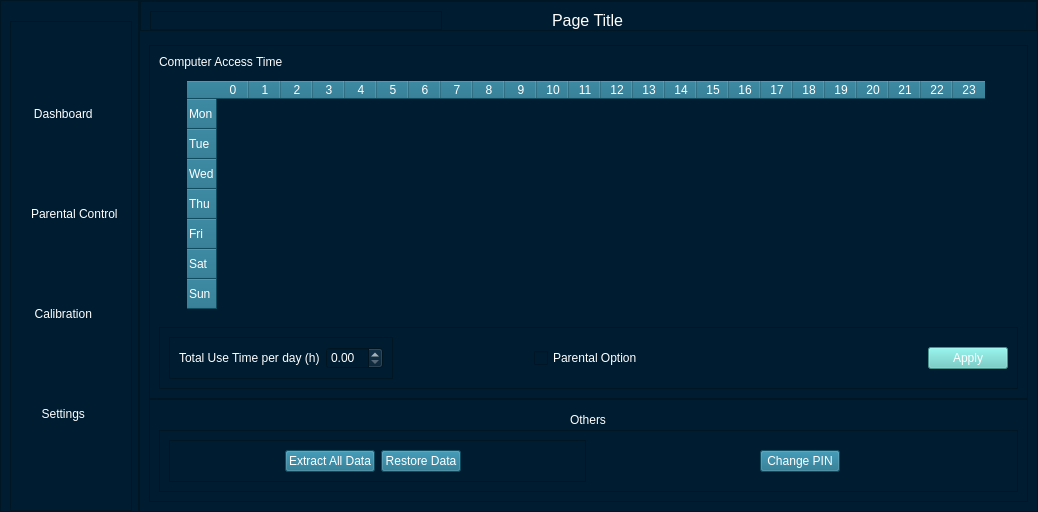
The window that Designer/MainWindow.ui (Soon156/AlignPosition) describes before a commit, drawn with Qt 5.
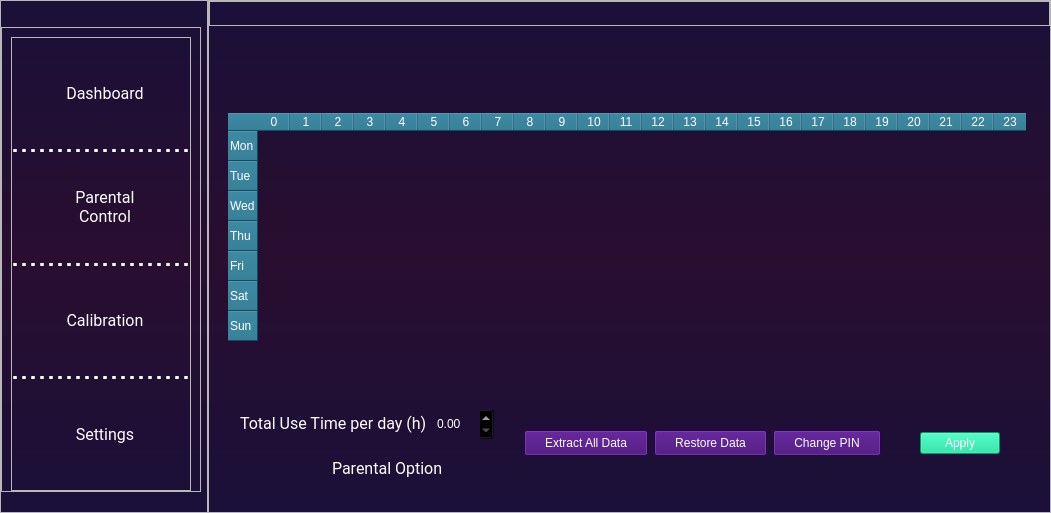
The same window after the commit. The open tabs and pages were chosen to show the change. Icons and pictures are not drawn.

What changed in the file:
```diff
--- a/Designer/MainWindow.ui
+++ b/Designer/MainWindow.ui
@@ -6,8 +6,8 @@
    <rect>
     <x>0</x>
     <y>0</y>
-    <width>1038</width>
-    <height>512</height>
+    <width>1051</width>
+    <height>513</height>
    </rect>
   </property>
   <property name="windowTitle">
@@ -18,13 +18,18 @@
     <normaloff>:/icon/logo.ico</normaloff>:/icon/logo.ico</iconset>
   </property>
   <property name="styleSheet">
-   <string notr="true">background-color: rgb(0, 28, 48);
-color: rgb(255, 255, 255);</string>
+   <string notr="true">#widget {background-color: qlineargradient(x1:0 y1:0, x2:0 y2:1, stop:0 rgb(26, 16, 57), stop:0.5 rgb(41, 14, 47), stop:1 rgb(26, 16, 57))}
+
+</string>
   </property>
   <property name="unifiedTitleAndToolBarOnMac">
    <bool>false</bool>
   </property>
   <widget class="QWidget" name="widget">
+   <property name="styleSheet">
+    <string notr="true">color: white;
+font-family: &quot;Roboto&quot;, sans-serif;</string>
+   </property>
    <layout class="QHBoxLayout" name="horizontalLayout_2">
     <property name="spacing">
      <number>0</number>
@@ -53,16 +58,19 @@
        <enum>QFrame::Raised</enum>
       </property>
       <layout class="QVBoxLayout" name="verticalLayout_9">
+       <property name="leftMargin">
+        <number>0</number>
+       </property>
        <property name="topMargin">
-        <number>0</number>
+        <number>6</number>
        </property>
        <property name="rightMargin">
         <number>6</number>
        </property>
        <property name="bottomMargin">
-        <number>0</number>
+        <number>20</number>
        </property>
-       <item>
+       <item alignment="Qt::AlignLeft">
         <widget class="QLabel" name="logo_with_title_lbl">
          <property name="sizePolicy">
           <sizepolicy hsizetype="Preferred" vsizetype="Fixed">
@@ -74,100 +82,312 @@
           <string/>
          </property>
          <property name="pixmap">
-          <pixmap resource="resource.qrc">:/icon/little_logo.png</pixmap>
-         </property>
-         <property name="alignment">
-          <set>Qt::AlignCenter</set>
+          <pixmap resource="resource.qrc">:/icon/new-title-resize.png</pixmap>
          </property>
         </widget>
        </item>
        <item>
-        <widget class="QFrame" name="frame_4">
+        <widget class="QFrame" name="frame">
+         <property name="styleSheet">
+          <string notr="true">QPushButton {
+	background-color: transparent;
+}
+
+QPushButton:hover {
+background-color: transparent;
+}
+
+QPushButton:pressed{
+background-color: transparent;}</string>
+         </property>
          <property name="frameShape">
           <enum>QFrame::StyledPanel</enum>
          </property>
          <property name="frameShadow">
           <enum>QFrame::Raised</enum>
          </property>
-         <layout class="QVBoxLayout" name="verticalLayout_7">
-          <item alignment="Qt::AlignLeft">
-           <widget class="QPushButton" name="dashboard_btn">
-            <property name="text">
-             <string>  Dashboard</string>
+         <layout class="QVBoxLayout" name="verticalLayout_11">
+          <property name="bottomMargin">
+           <number>0</number>
+          </property>
+          <item>
+           <widget class="QFrame" name="frame1">
+            <property name="styleSheet">
+             <string notr="true">QFrame {background: rgba(46, 2, 102, 0.5);
+border-radius: 25px;
+};
+
+</string>
             </property>
-            <property name="icon">
-             <iconset resource="resource.qrc">
-              <normaloff>:/icon/icons8-dashboard-layout-48.png</normaloff>:/icon/icons8-dashboard-layout-48.png</iconset>
+            <property name="frameShape">
+             <enum>QFrame::StyledPanel</enum>
             </property>
-            <property name="iconSize">
-             <size>
-              <width>25</width>
-              <height>25</height>
-             </size>
+            <property name="frameShadow">
+             <enum>QFrame::Raised</enum>
             </property>
-            <property name="flat">
-             <bool>true</bool>
-            </property>
-           </widget>
-          </item>
-          <item alignment="Qt::AlignLeft">
-           <widget class="QPushButton" name="parental_btn">
-            <property name="text">
-             <string>  Parental Control</string>
-            </property>
-            <property name="icon">
-             <iconset resource="resource.qrc">
-              <normaloff>:/icon/icons8-switches-48.png</normaloff>:/icon/icons8-switches-48.png</iconset>
-            </property>
-            <property name="iconSize">
-             <size>
-              <width>25</width>
-              <height>25</height>
-             </size>
-            </property>
-            <property name="flat">
-             <bool>true</bool>
-            </property>
-           </widget>
-          </item>
-          <item alignment="Qt::AlignLeft">
-           <widget class="QPushButton" name="calibrate_btn">
-            <property name="text">
-             <string>  Calibration</string>
-            </property>
-            <property name="icon">
-             <iconset resource="resource.qrc">
-              <normaloff>:/icon/icons8-tasks-48.png</normaloff>:/icon/icons8-tasks-48.png</iconset>
-            </property>
-            <property name="iconSize">
-             <size>
-              <width>25</width>
-              <height>25</height>
-             </size>
-            </property>
-            <property name="flat">
-             <bool>true</bool>
-            </property>
-           </widget>
-          </item>
-          <item alignment="Qt::AlignLeft">
-           <widget class="QPushButton" name="settings_btn">
-            <property name="text">
-             <string>  Settings</string>
-            </property>
-            <property name="icon">
-             <iconset resource="resource.qrc">
-              <normaloff>:/icon/icons8-setting-48.png</normaloff>:/icon/icons8-setting-48.png</iconset>
-            </property>
-            <property name="iconSize">
-             <size>
-              <width>25</width>
-              <height>25</height>
-             </size>
-            </property>
-            <property name="flat">
-             <bool>true</bool>
-            </property>
+            <layout class="QVBoxLayout" name="verticalLayout_8">
+             <property name="spacing">
+              <number>0</number>
+             </property>
+             <property name="leftMargin">
+              <number>0</number>
+             </property>
+             <property name="topMargin">
+              <number>0</number>
+             </property>
+             <property name="rightMargin">
+              <number>0</number>
+             </property>
+             <property name="bottomMargin">
+              <number>0</number>
+             </property>
+             <item>
+              <widget class="QWidget" name="a_2" native="true">
+               <property name="sizePolicy">
+                <sizepolicy hsizetype="MinimumExpanding" vsizetype="MinimumExpanding">
+                 <horstretch>0</horstretch>
+                 <verstretch>0</verstretch>
+                </sizepolicy>
+               </property>
+               <property name="styleSheet">
+                <string notr="true"/>
+               </property>
+               <layout class="QHBoxLayout" name="horizontalLayout_28">
+                <property name="spacing">
+                 <number>0</number>
+                </property>
+                <property name="leftMargin">
+                 <number>0</number>
+                </property>
+                <property name="topMargin">
+                 <number>0</number>
+                </property>
+                <property name="rightMargin">
+                 <number>0</number>
+                </property>
+                <property name="bottomMargin">
+                 <number>0</number>
+                </property>
+                <item>
+                 <widget class="QPushButton" name="dashboard_btn_2">
+                  <property name="font">
+                   <font>
+                    <family>Roboto</family>
+                    <pointsize>12</pointsize>
+                   </font>
+                  </property>
+                  <property name="text">
+                   <string>  Dashboard</string>
+                  </property>
+                  <property name="icon">
+                   <iconset resource="resource.qrc">
+                    <normaloff>:/icon/icons8-dashboard-layout-48.png</normaloff>:/icon/icons8-dashboard-layout-48.png</iconset>
+                  </property>
+                  <property name="iconSize">
+                   <size>
+                    <width>30</width>
+                    <height>30</height>
+                   </size>
+                  </property>
+                  <property name="flat">
+                   <bool>true</bool>
+                  </property>
+                 </widget>
+                </item>
+               </layout>
+              </widget>
+             </item>
+             <item>
+              <widget class="Line" name="line_4">
+               <property name="styleSheet">
+                <string notr="true">border: 3px dotted white;</string>
+               </property>
+               <property name="orientation">
+                <enum>Qt::Horizontal</enum>
+               </property>
+              </widget>
+             </item>
+             <item>
+              <widget class="QWidget" name="d_2" native="true">
+               <property name="sizePolicy">
+                <sizepolicy hsizetype="MinimumExpanding" vsizetype="MinimumExpanding">
+                 <horstretch>0</horstretch>
+                 <verstretch>0</verstretch>
+                </sizepolicy>
+               </property>
+               <layout class="QHBoxLayout" name="horizontalLayout_31">
+                <property name="spacing">
+                 <number>0</number>
+                </property>
+                <property name="leftMargin">
+                 <number>0</number>
+                </property>
+                <property name="topMargin">
+                 <number>0</number>
+                </property>
+                <property name="rightMargin">
+                 <number>0</number>
+                </property>
+                <property name="bottomMargin">
+                 <number>0</number>
+                </property>
+                <item>
+                 <widget class="QPushButton" name="parental_btn_2">
+                  <property name="font">
+                   <font>
+                    <family>Roboto</family>
+                    <pointsize>12</pointsize>
+                   </font>
+                  </property>
+                  <property name="text">
+                   <string>  Parental
+  Control</string>
+                  </property>
+                  <property name="icon">
+                   <iconset resource="resource.qrc">
+                    <normaloff>:/icon/icons8-switches-48.png</normaloff>:/icon/icons8-switches-48.png</iconset>
+                  </property>
+                  <property name="iconSize">
+                   <size>
+                    <width>25</width>
+                    <height>25</height>
+                   </size>
+                  </property>
+                  <property name="flat">
+                   <bool>true</bool>
+                  </property>
+                 </widget>
+                </item>
+               </layout>
+              </widget>
+             </item>
+             <item>
+              <widget class="Line" name="line_6">
+               <property name="styleSheet">
+                <string notr="true">border: 3px dotted white;</string>
+               </property>
+               <property name="orientation">
+                <enum>Qt::Horizontal</enum>
+               </property>
+              </widget>
+             </item>
+             <item>
+              <widget class="QWidget" name="b_2" native="true">
+               <property name="sizePolicy">
+                <sizepolicy hsizetype="MinimumExpanding" vsizetype="MinimumExpanding">
+                 <horstretch>0</horstretch>
+                 <verstretch>0</verstretch>
+                </sizepolicy>
+               </property>
+               <layout class="QHBoxLayout" name="horizontalLayout_32">
+                <property name="spacing">
+                 <number>0</number>
+                </property>
+                <property name="leftMargin">
+                 <number>0</number>
+                </property>
+                <property name="topMargin">
+                 <number>0</number>
+                </property>
+                <property name="rightMargin">
+                 <number>0</number>
+                </property>
+                <property name="bottomMargin">
+                 <number>0</number>
+                </property>
+                <item>
+                 <widget class="QPushButton" name="calibrate_btn_2">
+                  <property name="font">
+                   <font>
+                    <family>Roboto</family>
+                    <pointsize>12</pointsize>
+                   </font>
+                  </property>
+                  <property name="text">
+                   <string>  Calibration</string>
+                  </property>
+                  <property name="icon">
+                   <iconset resource="resource.qrc">
+                    <normaloff>:/icon/icons8-tasks-48.png</normaloff>:/icon/icons8-tasks-48.png</iconset>
+                  </property>
+                  <property name="iconSize">
+                   <size>
+                    <width>25</width>
+                    <height>25</height>
+                   </size>
+                  </property>
+                  <property name="flat">
+                   <bool>true</bool>
+                  </property>
+                 </widget>
+                </item>
+               </layout>
+              </widget>
+             </item>
+             <item>
+              <widget class="Line" name="line_7">
+               <property name="styleSheet">
+                <string notr="true">border: 3px dotted white;</string>
+               </property>
+               <property name="orientation">
+                <enum>Qt::Horizontal</enum>
+               </property>
+              </widget>
+             </item>
+             <item>
+              <widget class="QWidget" name="c_2" native="true">
+               <property name="sizePolicy">
+                <sizepolicy hsizetype="MinimumExpanding" vsizetype="MinimumExpanding">
+                 <horstretch>0</horstretch>
+                 <verstretch>0</verstretch>
+                </sizepolicy>
+               </property>
+               <layout class="QHBoxLayout" name="horizontalLayout_33">
+                <property name="spacing">
+                 <number>0</number>
+                </property>
+                <property name="leftMargin">
+                 <number>0</number>
+                </property>
+                <property name="topMargin">
+                 <number>0</number>
+                </property>
+                <property name="rightMargin">
+                 <number>0</number>
+                </property>
+                <property name="bottomMargin">
+                 <number>0</number>
+                </property>
+                <item>
+                 <widget class="QPushButton" name="settings_btn_2">
+                  <property name="font">
+                   <font>
+                    <family>Roboto</family>
+                    <pointsize>12</pointsize>
+                   </font>
+                  </property>
+                  <property name="text">
+                   <string>  Settings</string>
+                  </property>
+                  <property name="icon">
+                   <iconset resource="resource.qrc">
+                    <normaloff>:/icon/icons8-setting-48.png</normaloff>:/icon/icons8-setting-48.png</iconset>
+                  </property>
+                  <property name="iconSize">
+                   <size>
+                    <width>25</width>
+                    <height>25</height>
+                   </size>
+                  </property>
+                  <property name="flat">
+                   <bool>true</bool>
+                  </property>
+                 </widget>
+                </item>
+               </layout>
+              </widget>
+             </item>
+            </layout>
            </widget>
           </item>
          </layout>
@@ -215,28 +435,6 @@
           <property name="bottomMargin">
            <number>0</number>
           </property>
-          <item>
-           <widget class="QFrame" name="frame_5">
-            <property name="frameShape">
-             <enum>QFrame::StyledPanel</enum>
-            </property>
-            <property name="frameShadow">
-             <enum>QFrame::Raised</enum>
-            </property>
-           </widget>
-          </item>
-          <item alignment="Qt::AlignHCenter">
-           <widget class="QLabel" name="page_title_lbl">
-            <property name="font">
-             <font>
-              <pointsize>12</pointsize>
-             </font>
-            </property>
-            <property name="text">
-             <string>Page Title</string>
-            </property>
-           </widget>
-          </item>
           <item alignment="Qt::AlignRight|Qt::AlignTop">
            <widget class="QFrame" name="ActionFrame">
             <property name="styleSheet">
@@ -312,6 +510,9 @@
            <verstretch>0</verstretch>
           </sizepolicy>
          </property>
+         <property name="styleSheet">
+          <string notr="true">background-color: transparent;</string>
+         </property>
          <property name="currentIndex">
           <number>1</number>
          </property>
@@ -439,14 +640,14 @@
                      <number>0</number>
                     </property>
                     <item>
-                     <widget class="QFrame" name="frame">
+                     <widget class="QFrame" name="frame_8">
                       <property name="frameShape">
                        <enum>QFrame::StyledPanel</enum>
                       </property>
                       <property name="frameShadow">
                        <enum>QFrame::Raised</enum>
                       </property>
-                      <layout class="QHBoxLayout" name="horizontalLayout_28">
+                      <layout class="QHBoxLayout" name="horizontalLayout_15">
                        <property name="spacing">
                         <number>0</number>
                        </property>
@@ -496,15 +697,9 @@
                      </widget>
                     </item>
                     <item>
-                     <widget class="Line" name="line_4">
-                      <property name="minimumSize">
-                       <size>
-                        <width>120</width>
-                        <height>0</height>
-                       </size>
-                      </property>
+                     <widget class="Line" name="line_5">
                       <property name="styleSheet">
-                       <string notr="true">background-color: rgb(218, 255, 251);</string>
+                       <string notr="true">background: white;</string>
                       </property>
                       <property name="orientation">
                        <enum>Qt::Horizontal</enum>
@@ -594,12 +789,24 @@
              </property>
              <layout class="QVBoxLayout" name="verticalLayout_10">
               <property name="spacing">
-               <number>12</number>
+               <number>0</number>
               </property>
-              <item>
+              <item alignment="Qt::AlignLeft">
                <widget class="QLabel" name="table_lbl">
+                <property name="sizePolicy">
+                 <sizepolicy hsizetype="Preferred" vsizetype="Fixed">
+                  <horstretch>0</horstretch>
+                  <verstretch>0</verstretch>
+                 </sizepolicy>
+                </property>
                 <property name="text">
-                 <string>Computer Access Time</string>
+                 <string/>
+                </property>
+                <property name="pixmap">
+                 <pixmap resource="resource.qrc">:/icon/access-title-resize.png</pixmap>
+                </property>
+                <property name="scaledContents">
+                 <bool>false</bool>
                 </property>
                </widget>
               </item>
@@ -612,8 +819,8 @@
                  </size>
                 </property>
                 <property name="styleSheet">
-                 <string notr="true">QTableWidget { background-color: transparent; color: white;}
-QTableWidget QHeaderView::section { background-color: rgb(23, 107, 135); color: white;}
+                 <string notr="true">QTableWidget { background-color: transparent;}
+QTableWidget QHeaderView::section { background-color: rgb(23, 107, 135);}
 QTableWidget QTableCornerButton::section {background-color: rgb(23, 107, 135) }
 QTableWidget { border: none; }</string>
                 </property>
@@ -785,6 +992,12 @@
               </item>
               <item>
                <widget class="QFrame" name="TotalUsetimeFame">
+                <property name="sizePolicy">
+                 <sizepolicy hsizetype="Preferred" vsizetype="Fixed">
+                  <horstretch>0</horstretch>
+                  <verstretch>0</verstretch>
+                 </sizepolicy>
+                </property>
                 <property name="frameShape">
                  <enum>QFrame::StyledPanel</enum>
                 </property>
@@ -795,121 +1008,224 @@
                  <property name="spacing">
                   <number>0</number>
                  </property>
-                 <item alignment="Qt::AlignLeft">
-                  <widget class="QFrame" name="frame_6">
+                 <property name="leftMargin">
+                  <number>0</number>
+                 </property>
+                 <property name="topMargin">
+                  <number>0</number>
+                 </property>
+                 <property name="rightMargin">
+                  <number>0</number>
+                 </property>
+                 <property name="bottomMargin">
+                  <number>0</number>
+                 </property>
+                 <item>
+                  <widget class="QFrame" name="frame_4">
                    <property name="frameShape">
                     <enum>QFrame::StyledPanel</enum>
                    </property>
                    <property name="frameShadow">
                     <enum>QFrame::Raised</enum>
                    </property>
-                   <layout class="QHBoxLayout" name="horizontalLayout_12">
+                   <layout class="QVBoxLayout" name="verticalLayout_7">
                     <item>
-                     <widget class="QLabel" name="usetime_lbl">
+                     <widget class="QFrame" name="frame_6">
+                      <property name="sizePolicy">
+                       <sizepolicy hsizetype="Preferred" vsizetype="Fixed">
+                        <horstretch>0</horstretch>
+                        <verstretch>0</verstretch>
+                       </sizepolicy>
+                      </property>
+                      <property name="frameShape">
+                       <enum>QFrame::StyledPanel</enum>
+                      </property>
+                      <property name="frameShadow">
+                       <enum>QFrame::Raised</enum>
+                      </property>
+                      <layout class="QHBoxLayout" name="horizontalLayout_12">
+                       <property name="spacing">
+                        <number>0</number>
+                       </property>
+                       <property name="leftMargin">
+                        <number>0</number>
+                       </property>
+                       <property name="topMargin">
+                        <number>0</number>
+                       </property>
+                       <item>
+                        <widget class="QLabel" name="usetime_lbl">
+                         <property name="sizePolicy">
+                          <sizepolicy hsizetype="Preferred" vsizetype="Fixed">
+                           <horstretch>0</horstretch>
+                           <verstretch>0</verstretch>
+                          </sizepolicy>
+                         </property>
+                         <property name="font">
+                          <font>
+                           <family>Roboto</family>
+                           <pointsize>12</pointsize>
+                          </font>
+                         </property>
+                         <property name="text">
+                          <string>Total Use Time per day (h)</string>
+                         </property>
+                        </widget>
+                       </item>
+                       <item>
+                        <widget class="QDoubleSpinBox" name="usetime_box">
+                         <property name="styleSheet">
+                          <string notr="true">QDoubleSpinBox {
+	padding: 5px;
+}
+
+QDoubleSpinBox::up-button {
+    subcontrol-origin: border;
+    subcontrol-position: top right;
+    border-image: url(:/icon/icons8-up-48.png) 1;
+}
+
+QDoubleSpinBox::down-button {
+    subcontrol-origin: border;
+    subcontrol-position: bottom right;
+    border-image: url(:/icon/icons8-down-48.png) 1;
+}</string>
+                         </property>
+                        </widget>
+                       </item>
+                      </layout>
+                     </widget>
+                    </item>
+                    <item alignment="Qt::AlignHCenter">
+                     <widget class="QCheckBox" name="parental_box">
+                      <property name="font">
+                       <font>
+                        <family>Roboto</family>
+                        <pointsize>12</pointsize>
+                       </font>
+                      </property>
+                      <property name="styleSheet">
+                       <string notr="true">QCheckBox {
+    spacing: 10px;
+}
+
+QCheckBox::indicator {
+    width: 24px;
+    height: 24px;
+}
+
+QCheckBox::indicator:unchecked {
+    image: url(:/icon/icons8-toggle-off-48.png);
+}
+
+QCheckBox::indicator:checked {
+    image: url(:/icon/icons8-toggle-on-48.png);
+}
+</string>
+                      </property>
                       <property name="text">
-                       <string>Total Use Time per day (h)</string>
+                       <string>Parental Option</string>
                       </property>
                      </widget>
                     </item>
-                    <item>
-                     <widget class="QDoubleSpinBox" name="usetime_box"/>
-                    </item>
                    </layout>
                   </widget>
                  </item>
-                 <item alignment="Qt::AlignHCenter">
-                  <widget class="QCheckBox" name="parental_box">
-                   <property name="text">
-                    <string>Parental Option</string>
+                 <item>
+                  <widget class="QFrame" name="ButtonFrame_2">
+                   <property name="sizePolicy">
+                    <sizepolicy hsizetype="Preferred" vsizetype="Fixed">
+                     <horstretch>0</horstretch>
+                     <verstretch>0</verstretch>
+                    </sizepolicy>
                    </property>
-                  </widget>
-                 </item>
-                 <item alignment="Qt::AlignRight">
-                  <widget class="QPushButton" name="usetime_btn">
                    <property name="styleSheet">
-                    <string notr="true">background-color: rgb(100, 204, 197);</string>
+                    <string notr="true">QPushButton{
+background-color: #3b006e;
+padding: 5px 20px 5px 20px;
+}
+
+QPushButton:hover{
+background: #a200ff;
+}
+</string>
                    </property>
-                   <property name="text">
-                    <string>Apply</string>
-                   </property>
-                  </widget>
-                 </item>
-                </layout>
-               </widget>
-              </item>
-             </layout>
-            </widget>
-           </item>
-           <item>
-            <widget class="QFrame" name="OtherFrame">
-             <property name="frameShape">
-              <enum>QFrame::StyledPanel</enum>
-             </property>
-             <property name="frameShadow">
-              <enum>QFrame::Raised</enum>
-             </property>
-             <layout class="QVBoxLayout" name="verticalLayout_13">
-              <property name="spacing">
-               <number>0</number>
-              </property>
-              <item alignment="Qt::AlignHCenter">
-               <widget class="QLabel" name="other_lbl">
-                <property name="text">
-                 <string>Others</string>
-                </property>
-               </widget>
-              </item>
-              <item>
-               <widget class="QFrame" name="ButtonFrame_2">
-                <property name="frameShape">
-                 <enum>QFrame::StyledPanel</enum>
-                </property>
-                <property name="frameShadow">
-                 <enum>QFrame::Raised</enum>
-                </property>
-                <layout class="QHBoxLayout" name="horizontalLayout_14">
-                 <item>
-                  <widget class="QFrame" name="DataFrame">
                    <property name="frameShape">
                     <enum>QFrame::StyledPanel</enum>
                    </property>
                    <property name="frameShadow">
                     <enum>QFrame::Raised</enum>
                    </property>
-                   <layout class="QHBoxLayout" name="horizontalLayout_11">
-                    <item alignment="Qt::AlignRight">
+                   <layout class="QHBoxLayout" name="horizontalLayout_14">
+                    <property name="topMargin">
+                     <number>0</number>
+                    </property>
+                    <property name="bottomMargin">
+                     <number>0</number>
+                    </property>
+                    <item>
                      <widget class="QPushButton" name="exct_data_btn">
+                      <property name="sizePolicy">
+                       <sizepolicy hsizetype="Fixed" vsizetype="Fixed">
+                        <horstretch>0</horstretch>
+                        <verstretch>0</verstretch>
+                       </sizepolicy>
+                      </property>
                       <property name="styleSheet">
-                       <string notr="true">background-color: rgb(23, 107, 135);</string>
+                       <string notr="true"/>
                       </property>
                       <property name="text">
                        <string>Extract All Data</string>
                       </property>
                      </widget>
                     </item>
-                    <item alignment="Qt::AlignLeft">
+                    <item>
                      <widget class="QPushButton" name="restore_btn">
                       <property name="enabled">
                        <bool>true</bool>
                       </property>
+                      <property name="sizePolicy">
+                       <sizepolicy hsizetype="Fixed" vsizetype="Fixed">
+                        <horstretch>0</horstretch>
+                        <verstretch>0</verstretch>
+                       </sizepolicy>
+                      </property>
                       <property name="styleSheet">
-                       <string notr="true">background-color: rgb(23, 107, 135);</string>
+                       <string notr="true"/>
                       </property>
                       <property name="text">
                        <string>Restore Data</string>
                       </property>
                      </widget>
                     </item>
+                    <item>
+                     <widget class="QPushButton" name="changePIN_btn">
+                      <property name="sizePolicy">
+                       <sizepolicy hsizetype="Fixed" vsizetype="Fixed">
+                        <horstretch>0</horstretch>
+                        <verstretch>0</verstretch>
+                       </sizepolicy>
+                      </property>
+                      <property name="styleSheet">
+                       <string notr="true"/>
+                      </property>
+                      <property name="text">
+                       <string>Change PIN</string>
+                      </property>
+                     </widget>
+                    </item>
                    </layout>
                   </widget>
                  </item>
                  <item alignment="Qt::AlignHCenter">
-                  <widget class="QPushButton" name="changePIN_btn">
+                  <widget class="QPushButton" name="usetime_btn">
                    <property name="styleSheet">
-                    <string notr="true">background-color: rgb(23, 107, 135);</string>
+                    <string notr="true">QPushButton {background-color: #00d991;}
+QPushButton:hover{background-color: #00fca8;}
+QPushButton:pressed{background-color: #00fca8;}</string>
                    </property>
                    <property name="text">
-                    <string>Change PIN</string>
+                    <string>Apply</string>
                    </property>
                   </widget>
                  </item>
@@ -919,6 +1235,39 @@
              </layout>
             </widget>
            </item>
+           <item>
+            <widget class="QFrame" name="OtherFrame">
+             <property name="sizePolicy">
+              <sizepolicy hsizetype="Preferred" vsizetype="Fixed">
+               <horstretch>0</horstretch>
+               <verstretch>0</verstretch>
+              </sizepolicy>
+             </property>
+             <property name="frameShape">
+              <enum>QFrame::StyledPanel</enum>
+             </property>
+             <property name="frameShadow">
+              <enum>QFrame::Raised</enum>
+             </property>
+             <layout class="QVBoxLayout" name="verticalLayout_13">
+              <property name="spacing">
+               <number>0</number>
+              </property>
+              <property name="leftMargin">
+               <number>0</number>
+              </property>
+              <property name="topMargin">
+               <number>0</number>
+              </property>
+              <property name="rightMargin">
+               <number>0</number>
+              </property>
+              <property name="bottomMargin">
+               <number>0</number>
+              </property>
+             </layout>
+            </widget>
+           </item>
           </layout>
          </widget>
          <widget class="QWidget" name="Calibration">
```
Left out of the diff: 509 changed lines with no effect on the pictures.
